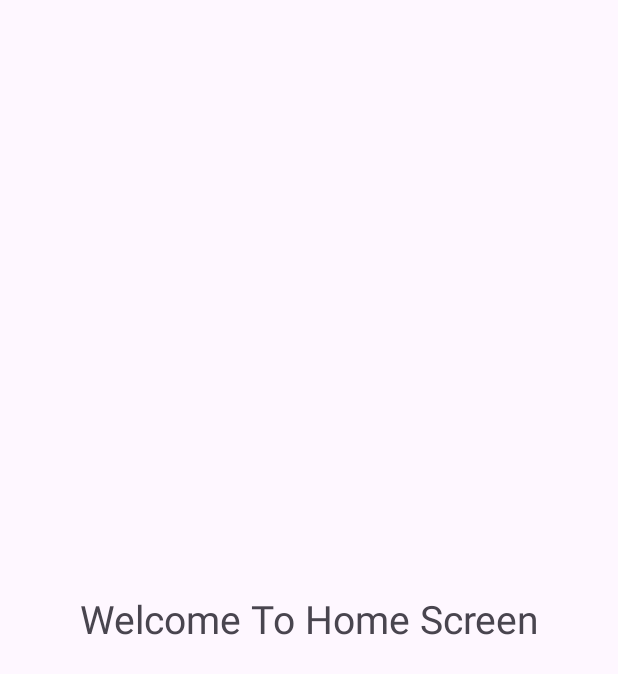
After one commit to info-kareemmohamed/Firebase-Authentication-App, an Android app: the layout activity_home.xml on its own in the app's theme, with its tools: preview values and no code run, on a phone screen of 412 x 824 dp. The commit adds this screen. Shown: the top 674 px of the screen. Run offline under Robolectric (Android 15) with nearby library versions, the phone set to English and light mode, and no system bars.

```diff
--- /dev/null
+++ b/app/src/main/res/layout/activity_home.xml
@@ -0,0 +1,22 @@
+<?xml version="1.0" encoding="utf-8"?>
+<androidx.constraintlayout.widget.ConstraintLayout xmlns:android="http://schemas.android.com/apk/res/android"
+    xmlns:app="http://schemas.android.com/apk/res-auto"
+    xmlns:tools="http://schemas.android.com/tools"
+    android:layout_width="match_parent"
+    android:layout_height="match_parent"
+    tools:context=".HomeActivity">
+
+    <TextView
+        android:layout_width="match_parent"
+        android:layout_height="wrap_content"
+        app:layout_constraintEnd_toStartOf="parent"
+        app:layout_constraintEnd_toEndOf="parent"
+        app:layout_constraintTop_toTopOf="parent"
+        android:layout_margin="@dimen/_10sdp"
+        app:layout_constraintBottom_toBottomOf="parent"
+        android:text="Welcome To Home Screen"
+        android:gravity="center"
+        android:textSize="@dimen/_20ssp"
+        />
+
+</androidx.constraintlayout.widget.ConstraintLayout>
--- a/app/src/main/res/values/strings.xml
+++ b/app/src/main/res/values/strings.xml
@@ -1,3 +1,4 @@
 <resources>
     <string name="app_name">Firebase Authentication App</string>
+    <string name="web_client_id">469367664997-u0q4s2dv6bhnilqjrbi0jglathua3etr.apps.googleusercontent.com</string>
 </resources>
--- a/app/src/main/res/values/themes.xml
+++ b/app/src/main/res/values/themes.xml
@@ -18,7 +18,7 @@
         <item name="android:layout_margin">@dimen/_15sdp</item>
         <item name="android:textColor">@color/black</item>
         <item name="android:gravity">center</item>
-        <item name="android:textSize">@dimen/_15sdp</item>
+        <item name="android:textSize">@dimen/_15ssp</item>
     </style>
 
     <style name="Theme.FirebaseAuthenticationApp" parent="Base.Theme.FirebaseAuthenticationApp" />
--- a/build.gradle.kts
+++ b/build.gradle.kts
@@ -1,3 +1,8 @@
+buildscript {
+    dependencies {
+        classpath("com.google.gms:google-services:4.4.1")
+    }
+}
 // Top-level build file where you can add configuration options common to all sub-projects/modules.
 plugins {
     id("com.android.application") version "8.1.2" apply false
```
Also changed, not shown: app/build.gradle.kts (+16 -1 lines), app/src/main/AndroidManifest.xml (+7 -4 lines), app/src/main/java/com/example/firebaseauthenticationapp/HomeActivity.kt (added, +11 -0 lines), app/src/main/java/com/example/firebaseauthenticationapp/MainActivity.kt (+81 -1 lines), 1 other file.
